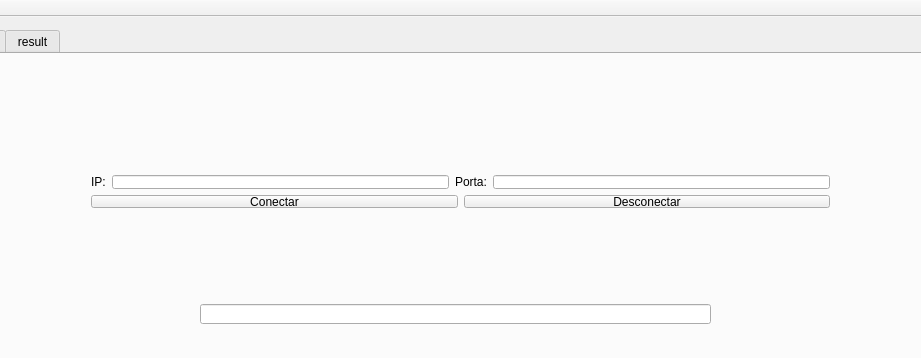
EngineeringLibrary/BCN3D, file Software-Qt/mainwindow.ui: the form before one commit; both pictures show x 143 to 1064 and y 0 to 358 of the 1317 by 751 pixel window.
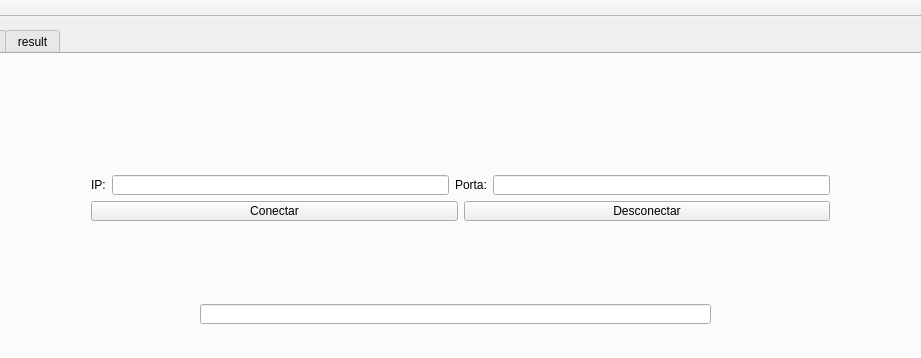
The form after the commit. The open tabs and pages were chosen to show the change.

The edit to the form file:
```diff
--- a/Software-Qt/mainwindow.ui
+++ b/Software-Qt/mainwindow.ui
@@ -30,7 +30,7 @@
           <x>210</x>
           <y>110</y>
           <width>761</width>
-          <height>55</height>
+          <height>68</height>
          </rect>
         </property>
         <layout class="QVBoxLayout" name="verticalLayout_3">
```
Left out of the diff: 4 changed lines with no effect on the pictures.
